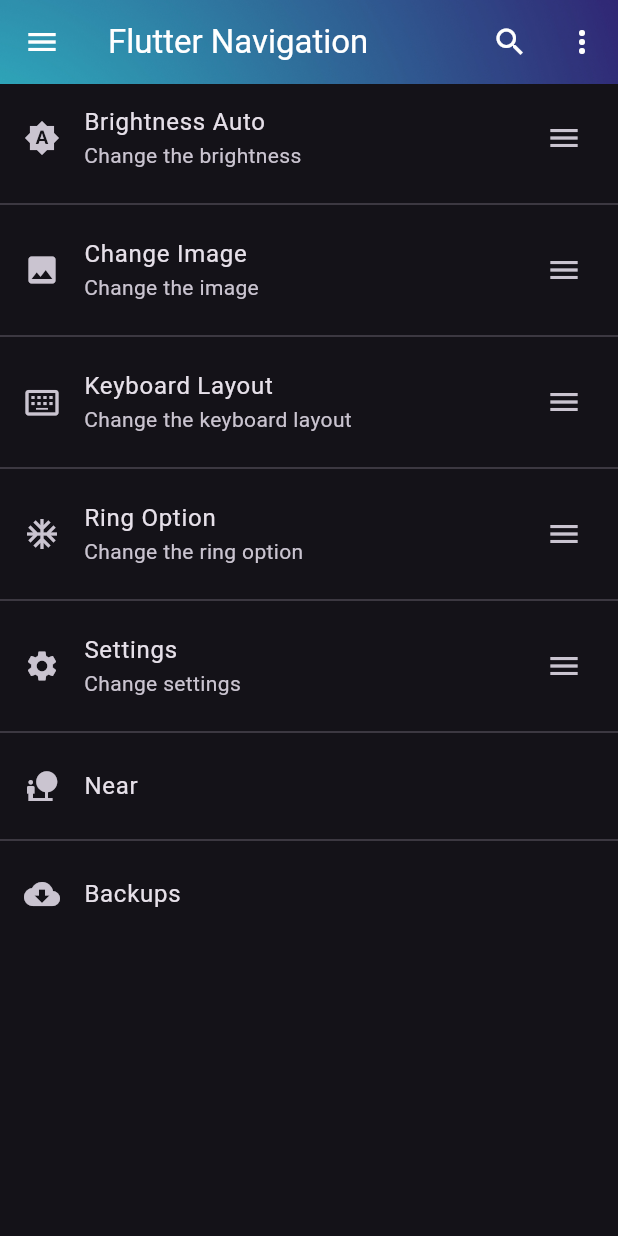
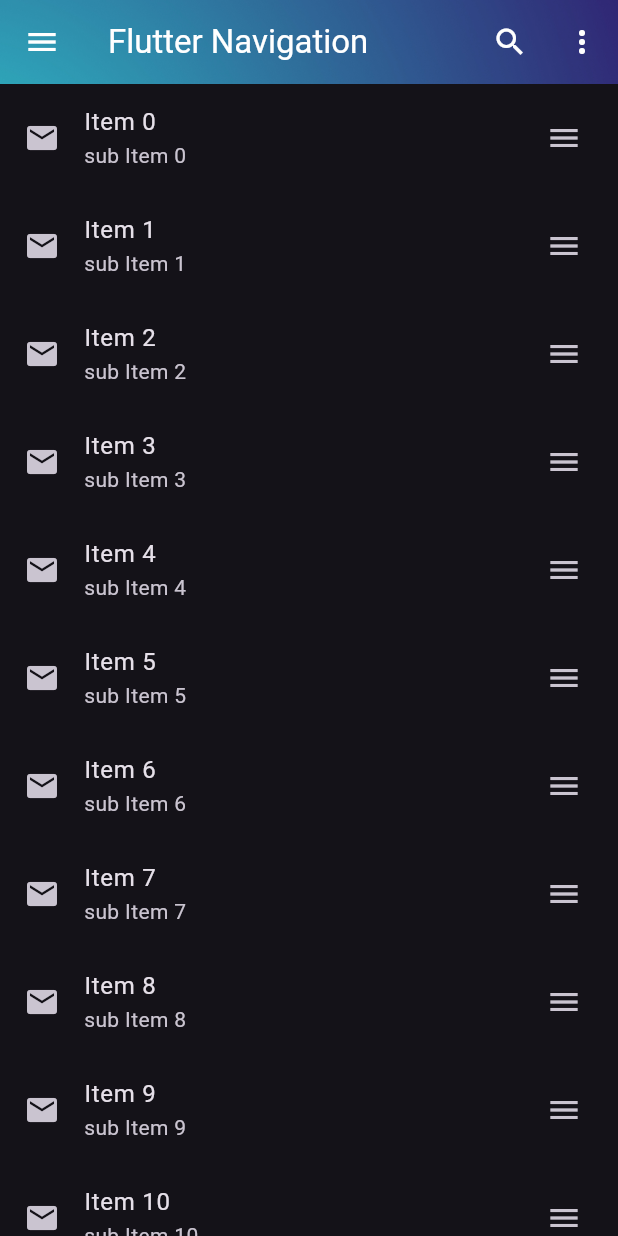
Before and after one commit to RuzbihanZaleek/flutter_demo, a Flutter app: the screen it shows after launch, on a phone screen of 412 x 824 dp. Run offline on Flutter 3.47's test engine with Material 3 defaults, Android fonts, the phone set to English and light mode, and no system bars; our stand-ins replace device_preview.

Commit message:
List Tile & List View Ep.02

```diff
--- a/lib/screens/home_page.dart
+++ b/lib/screens/home_page.dart
@@ -14,6 +14,9 @@ class MyHomePage extends StatefulWidget {
 
 class _MyHomePageState extends State<MyHomePage> {
   int count = 0;
+
+  //Items Array
+  var items = List<String>.generate(100, (index) => 'Item $index');
 
   void increment() {
     setState(() {
@@ -70,26 +73,12 @@ class _MyHomePageState extends State<MyHomePage> {
           backgroundColor:
               Colors.blue, //flexible space will override background color
         ),
-        body: ListView(
-          scrollDirection: Axis.vertical,
-          children: [
-            listTileWidget(Icons.brightness_auto, "Brightness Auto",
-                "Change the brightness"),
-            const Divider(),
-            listTileWidget(Icons.image, "Change Image", "Change the image"),
-            const Divider(),
-            listTileWidget(Icons.keyboard_alt_outlined, "Keyboard Layout",
-                "Change the keyboard layout"),
-            const Divider(),
-            listTileWidget(
-                Icons.ac_unit, "Ring Option", "Change the ring option"),
-            const Divider(),
-            listTileWidget(Icons.settings, "Settings", "Change settings"),
-            const Divider(),
-            listTileWidget(Icons.nature_people, "Near", "", menu: false),
-            const Divider(),
-            listTileWidget(Icons.cloud_download, "Backups", "", menu: false),
-          ],
+        body: ListView.builder(
+          itemCount: items.length,
+          itemBuilder: (context, index) {
+            return listTileWidget(
+                Icons.email, items[index], 'sub ${items[index]}');
+          },
         ),
       ),
     );
```
